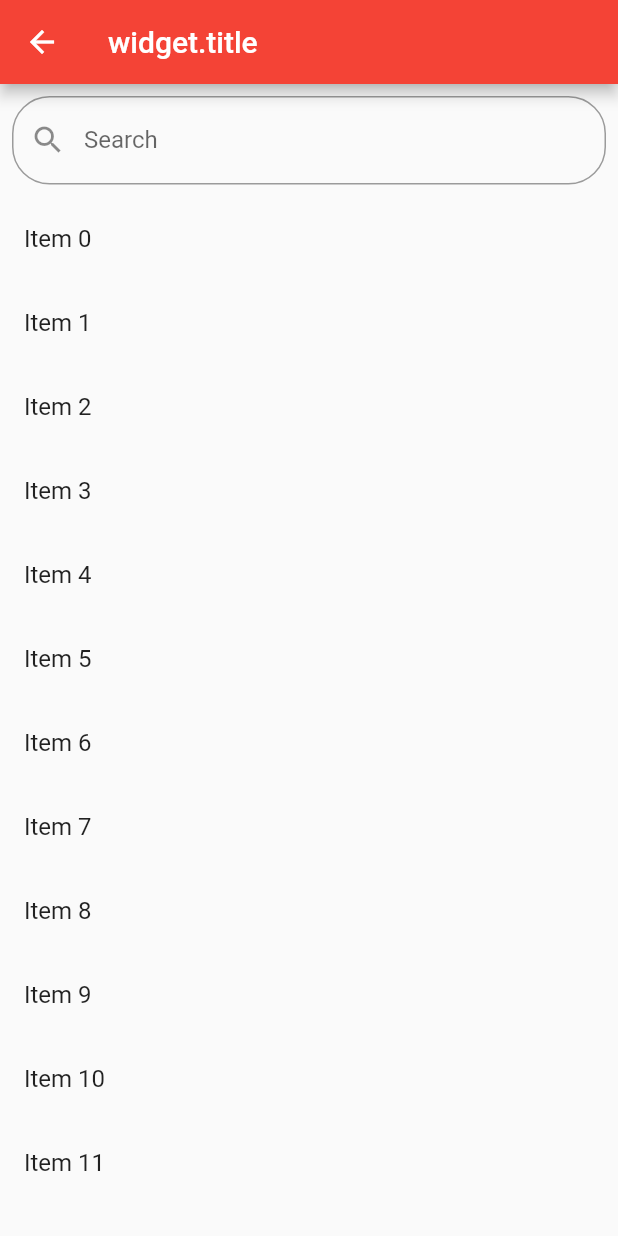
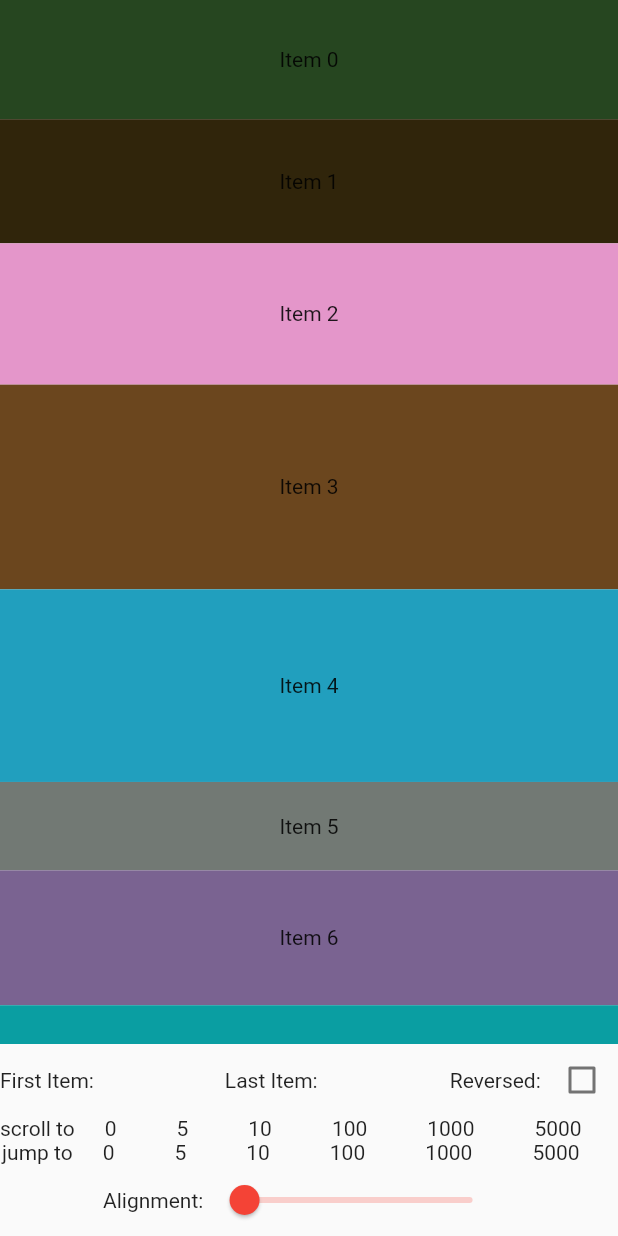
Before and after one commit to ammanath/agileCards, a Flutter app: the WidgetsPage widget shown alone on an empty page, opened directly, on a phone screen of 412 x 824 dp. Run offline on Flutter 3.47's test engine with Material 2 defaults, Android fonts, the phone set to English and light mode, and no system bars; drawn by our look-alikes of scrollable_positioned_list; our stand-ins replace animated_text_kit, google_fonts.

```diff
--- a/lib/agileCardsHome.dart
+++ b/lib/agileCardsHome.dart
@@ -11,7 +11,25 @@ class AgileCardsHome extends StatelessWidget {
     return SafeArea(
       child: Scaffold(
         appBar: AppBar(title: Text('Agile Cards'), actions: <Widget>[
-          // action button
+          Padding(
+            padding: const EdgeInsets.all(8.0),
+            child: Container(
+              width: 150,
+              color:Colors.redAccent,
+              child: TextField(
+                  decoration: InputDecoration(
+                  border: OutlineInputBorder(),
+                  labelText: 'Search',
+                  hintText: 'Search',
+
+                   ),
+                   style:TextStyle(
+                     color: Colors.white,
+                   ),
+                    autofocus: false,
+                   )
+                 ),
+          ),
           IconButton(
             icon: Icon(choices[0].icon),
             tooltip: choices[0].toolTip,
@@ -40,7 +58,7 @@ class AgileCardsHome extends StatelessWidget {
     const primaryWorkingText = 'Working Software';
     const secondaryWorkingText = "over comprehensive documentation.";
     const primaryRespondingText = 'Responding to change ';
-    const secondaryRespondingText = 'over following a plan';
+    const secondaryRespondingText = 'over following a   plan';
     const primaryIndvText = 'Individuals and interactions ';
     const secondaryIndvText = 'over processes and tools';
     const primaryCustText = 'Customer collaboration ';
--- a/lib/main.dart
+++ b/lib/main.dart
@@ -11,12 +11,13 @@ class AgileCardsApp extends StatelessWidget {
   Widget build(BuildContext context) {
     return MaterialApp(
       title: 'Agile Cards',
+
       theme: ThemeData(
         primarySwatch: Colors.red,
         visualDensity: VisualDensity.adaptivePlatformDensity,
       ),
-      //home: AgileCardsHome(),
-      home:WidgetsPage(),
+      home: AgileCardsHome(),
+      //home:WidgetsPage(),
       debugShowCheckedModeBanner: false,
     );
   }
--- a/lib/widgetsPage.dart
+++ b/lib/widgetsPage.dart
@@ -1,4 +1,11 @@
+import 'dart:math';
 import 'package:flutter/material.dart';
+import 'package:scrollable_positioned_list/scrollable_positioned_list.dart';
+
+const numberOfItems = 5001;
+const minItemHeight = 20.0;
+const maxItemHeight = 150.0;
+const scrollDuration = Duration(seconds: 2);
 
 
 
@@ -11,77 +18,185 @@ class WidgetsPage extends StatefulWidget {
 }
 
 class _WidgetsPageState extends State<WidgetsPage> {
-  TextEditingController editingController = TextEditingController();
+  /// Controller to scroll or jump to a particular item.
+  final ItemScrollController itemScrollController = ItemScrollController();
 
-  final duplicateItems = List<String>.generate(100, (i) => "Item $i");
-  var items = List<String>();
+  /// Listener that reports the position of items when the list is scrolled.
+  final ItemPositionsListener itemPositionsListener =
+      ItemPositionsListener.create();
+  List<double> itemHeights;
+  List<Color> itemColors;
+  bool reversed = false;
+
+  /// The alignment to be used next time the user scrolls or jumps to an item.
+  double alignment = 0;
 
   @override
   void initState() {
-    items.addAll(duplicateItems);
     super.initState();
-  }
-
-  void filterSearchResults(String query) {
-    List<String> dummySearchList = List<String>();
-    dummySearchList.addAll(duplicateItems);
-    if(query.isNotEmpty) {
-      List<String> dummyListData = List<String>();
-      dummySearchList.forEach((item) {
-        if(item.contains(query)) {
-          dummyListData.add(item);
-        }
-      });
-      setState(() {
-        items.clear();
-        items.addAll(dummyListData);
-      });
-      return;
-    } else {
-      setState(() {
-        items.clear();
-        items.addAll(duplicateItems);
-      });
-    }
-
+    final heightGenerator = Random(328902348);
+    final colorGenerator = Random(42490823);
+    itemHeights = List<double>.generate(
+        numberOfItems,
+        (int _) =>
+            heightGenerator.nextDouble() * (maxItemHeight - minItemHeight) +
+            minItemHeight);
+    itemColors = List<Color>.generate(
+        numberOfItems,
+        (int _) =>
+            Color(colorGenerator.nextInt(pow(2, 32) - 1)).withOpacity(1));
   }
 
   @override
-  Widget build(BuildContext context) {
-    return new Scaffold(
-      appBar: new AppBar(
-        title: Text("widget.title"),
+  Widget build(BuildContext context) => Material(
+        child: OrientationBuilder(
+          builder: (context, orientation) => Column(
+            children: <Widget>[
+              Expanded(
+                child: list(orientation),
               ),
-      body: Container(
-        child: Column(
+              positionsView,
+              Row(
                 children: <Widget>[
-            Padding(
-              padding: const EdgeInsets.all(8.0),
-              child: TextField(
-                onChanged: (value) {
-                  filterSearchResults(value);
-                },
-                controller: editingController,
-                decoration: InputDecoration(
-                    labelText: "Search",
-                    hintText: "Search",
-                    prefixIcon: Icon(Icons.search),
-                    border: OutlineInputBorder(
-                        borderRadius: BorderRadius.all(Radius.circular(25.0)))),
+                  Column(
+                    children: <Widget>[
+                      scrollControlButtons,
+                      jumpControlButtons,
+                      alignmentControl,
+                    ],
+                  ),
+                ],
+              )
+            ],
           ),
         ),
-            Expanded(
-              child: ListView.builder(
-                shrinkWrap: true,
-                itemCount: items.length,
-                itemBuilder: (context, index) {
-                  return ListTile(
-                    title: Text('${items[index]}'),
       );
-                },
+
+  Widget get alignmentControl => Row(
+        mainAxisSize: MainAxisSize.max,
+        children: <Widget>[
+          const Text('Alignment: '),
+          SizedBox(
+            width: 200,
+            child: Slider(
+              value: alignment,
+              onChanged: (double value) => setState(() => alignment = value),
             ),
           ),
         ],
+      );
+
+  Widget list(Orientation orientation) => ScrollablePositionedList.builder(
+        itemCount: numberOfItems,
+        itemBuilder: (context, index) => item(index, orientation),
+        itemScrollController: itemScrollController,
+        itemPositionsListener: itemPositionsListener,
+        reverse: reversed,
+        scrollDirection: orientation == Orientation.portrait
+            ? Axis.vertical
+            : Axis.horizontal,
+      );
+
+  Widget get positionsView => ValueListenableBuilder<Iterable<ItemPosition>>(
+        valueListenable: itemPositionsListener.itemPositions,
+        builder: (context, positions, child) {
+          int min;
+          int max;
+          if (positions.isNotEmpty) {
+            // Determine the first visible item by finding the item with the
+            // smallest trailing edge that is greater than 0.  i.e. the first
+            // item whose trailing edge in visible in the viewport.
+            min = positions
+                .where((ItemPosition position) => position.itemTrailingEdge > 0)
+                .reduce((ItemPosition min, ItemPosition position) =>
+                    position.itemTrailingEdge < min.itemTrailingEdge
+                        ? position
+                        : min)
+                .index;
+            // Determine the last visible item by finding the item with the
+            // greatest leading edge that is less than 1.  i.e. the last
+            // item whose leading edge in visible in the viewport.
+            max = positions
+                .where((ItemPosition position) => position.itemLeadingEdge < 1)
+                .reduce((ItemPosition max, ItemPosition position) =>
+                    position.itemLeadingEdge > max.itemLeadingEdge
+                        ? position
+                        : max)
+                .index;
+          }
+          return Row(
+            children: <Widget>[
+              Expanded(child: Text('First Item: ${min ?? ''}')),
+              Expanded(child: Text('Last Item: ${max ?? ''}')),
+              const Text('Reversed: '),
+              Checkbox(
+                  value: reversed,
+                  onChanged: (bool value) => setState(() {
+                        reversed = value;
+                      }))
+            ],
+          );
+        },
+      );
+
+  Widget get scrollControlButtons => Row(
+        children: <Widget>[
+          const Text('scroll to'),
+          scrollButton(0),
+          scrollButton(5),
+          scrollButton(10),
+          scrollButton(100),
+          scrollButton(1000),
+          scrollButton(5000),
+        ],
+      );
+
+  Widget get jumpControlButtons => Row(
+        children: <Widget>[
+          const Text('jump to'),
+          jumpButton(0),
+          jumpButton(5),
+          jumpButton(10),
+          jumpButton(100),
+          jumpButton(1000),
+          jumpButton(5000),
+        ],
+      );
+
+  Widget scrollButton(int value) => GestureDetector(
+        key: ValueKey<String>('Scroll$value'),
+        onTap: () => scrollTo(value),
+        child: Padding(
+            padding: const EdgeInsets.symmetric(horizontal: 20),
+            child: Text('$value')),
+      );
+
+  Widget jumpButton(int value) => GestureDetector(
+        key: ValueKey<String>('Jump$value'),
+        onTap: () => jumpTo(value),
+        child: Padding(
+            padding: const EdgeInsets.symmetric(horizontal: 20),
+            child: Text('$value')),
+      );
+
+  void scrollTo(int index) => itemScrollController.scrollTo(
+      index: index,
+      duration: scrollDuration,
+      curve: Curves.easeInOutCubic,
+      alignment: alignment);
+
+  void jumpTo(int index) =>
+      itemScrollController.jumpTo(index: index, alignment: alignment);
+
+  /// Generate item number [i].
+  Widget item(int i, Orientation orientation) {
+    return SizedBox(
+      height: orientation == Orientation.portrait ? itemHeights[i] : null,
+      width: orientation == Orientation.landscape ? itemHeights[i] : null,
+      child: Container(
+        color: itemColors[i],
+        child: Center(
+          child: Text('Item $i'),
         ),
       ),
     );
--- a/pubspec.yaml
+++ b/pubspec.yaml
@@ -30,7 +30,8 @@ dependencies:
   cupertino_icons: ^0.1.3
   animated_text_kit: ^2.0.0
   google_fonts: ^0.5.0+1
-
+  # //https://pub.dev/packages/scrollable_positioned_list#-readme-tab-
+  scrollable_positioned_list: ^0.1.3
 
 dev_dependencies:
   flutter_test:
```
Also changed, not shown: pubspec.lock. Lines whose indentation alone changed are shown as unchanged.
